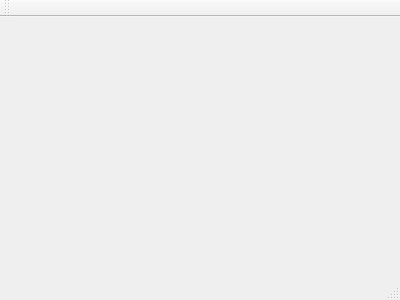
The window that lab1/done/done/mainwindow.ui (Ermako27/oop) describes before a commit, drawn with Qt 5.
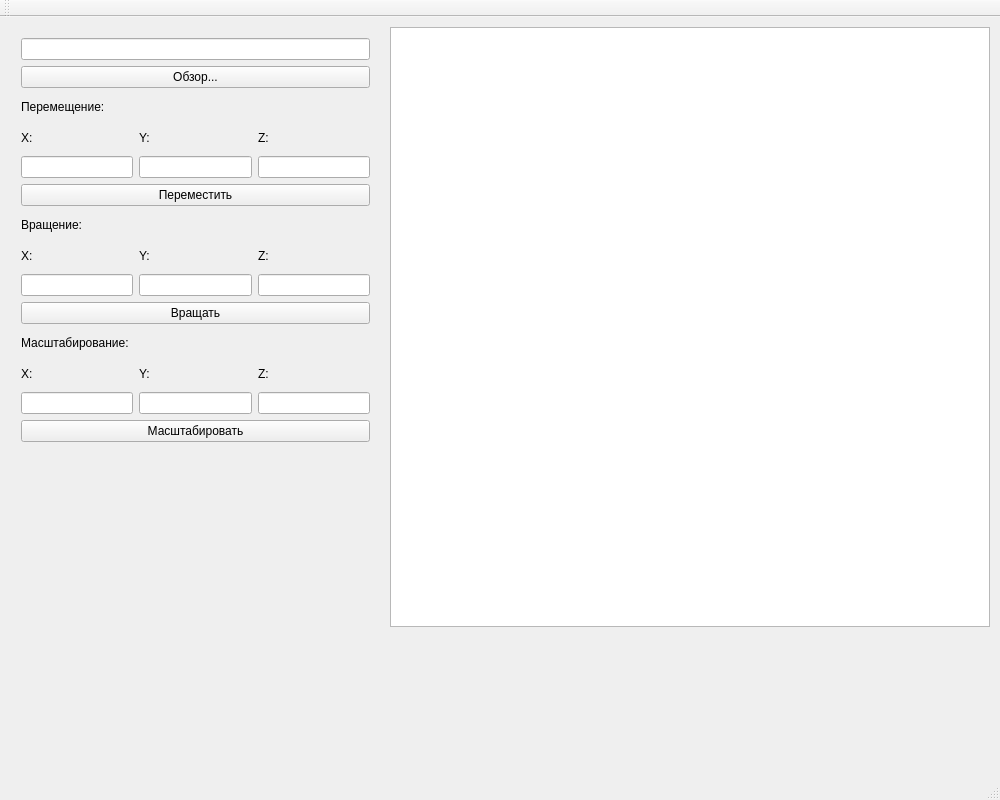
The same window after the commit.

The edit to the form file:
```diff
--- a/lab1/done/done/mainwindow.ui
+++ b/lab1/done/done/mainwindow.ui
@@ -1,24 +1,232 @@
 <ui version="4.0">
  <class>MainWindow</class>
- <widget class="QMainWindow" name="MainWindow" >
-  <property name="geometry" >
+ <widget class="QMainWindow" name="MainWindow">
+  <property name="geometry">
    <rect>
     <x>0</x>
     <y>0</y>
-    <width>400</width>
-    <height>300</height>
+    <width>1000</width>
+    <height>800</height>
    </rect>
   </property>
-  <property name="windowTitle" >
+  <property name="minimumSize">
+   <size>
+    <width>1000</width>
+    <height>800</height>
+   </size>
+  </property>
+  <property name="windowTitle">
    <string>MainWindow</string>
   </property>
-  <widget class="QMenuBar" name="menuBar" />
-  <widget class="QToolBar" name="mainToolBar" />
-  <widget class="QWidget" name="centralWidget" />
-  <widget class="QStatusBar" name="statusBar" />
+  <widget class="QWidget" name="centralWidget">
+   <widget class="QGraphicsView" name="graphicsView">
+    <property name="geometry">
+     <rect>
+      <x>390</x>
+      <y>10</y>
+      <width>600</width>
+      <height>600</height>
+     </rect>
+    </property>
+    <property name="minimumSize">
+     <size>
+      <width>600</width>
+      <height>600</height>
+     </size>
+    </property>
+   </widget>
+   <widget class="QWidget" name="gridLayoutWidget_4">
+    <property name="geometry">
+     <rect>
+      <x>10</x>
+      <y>10</y>
+      <width>371</width>
+      <height>426</height>
+     </rect>
+    </property>
+    <layout class="QGridLayout" name="gridLayout_4">
+     <item row="4" column="0">
+      <layout class="QGridLayout" name="gridLayout_5">
+       <item row="1" column="2">
+        <widget class="QLabel" name="label_9">
+         <property name="text">
+          <string>Y:</string>
+         </property>
+        </widget>
+       </item>
+       <item row="2" column="2">
+        <widget class="QLineEdit" name="lineEdit_8"/>
+       </item>
+       <item row="1" column="3">
+        <widget class="QLabel" name="label_10">
+         <property name="text">
+          <string>Z:</string>
+         </property>
+        </widget>
+       </item>
+       <item row="2" column="1">
+        <widget class="QLineEdit" name="lineEdit_9"/>
+       </item>
+       <item row="1" column="1">
+        <widget class="QLabel" name="label_11">
+         <property name="text">
+          <string>X:</string>
+         </property>
+        </widget>
+       </item>
+       <item row="0" column="1">
+        <widget class="QLabel" name="label_12">
+         <property name="text">
+          <string>Масштабирование:</string>
+         </property>
+        </widget>
+       </item>
+       <item row="2" column="3">
+        <widget class="QLineEdit" name="lineEdit_10"/>
+       </item>
+       <item row="3" column="1" colspan="3">
+        <widget class="QPushButton" name="pushButton_4">
+         <property name="text">
+          <string>Масштабировать</string>
+         </property>
+        </widget>
+       </item>
+      </layout>
+     </item>
+     <item row="3" column="0">
+      <layout class="QGridLayout" name="gridLayout_3">
+       <item row="1" column="2">
+        <widget class="QLabel" name="label_5">
+         <property name="text">
+          <string>Y:</string>
+         </property>
+        </widget>
+       </item>
+       <item row="2" column="2">
+        <widget class="QLineEdit" name="lineEdit_5"/>
+       </item>
+       <item row="1" column="3">
+        <widget class="QLabel" name="label_6">
+         <property name="text">
+          <string>Z:</string>
+         </property>
+        </widget>
+       </item>
+       <item row="2" column="1">
+        <widget class="QLineEdit" name="lineEdit_6"/>
+       </item>
+       <item row="1" column="1">
+        <widget class="QLabel" name="label_7">
+         <property name="text">
+          <string>X:</string>
+         </property>
+        </widget>
+       </item>
+       <item row="0" column="1">
+        <widget class="QLabel" name="label_8">
+         <property name="text">
+          <string>Вращение:</string>
+         </property>
+        </widget>
+       </item>
+       <item row="2" column="3">
+        <widget class="QLineEdit" name="lineEdit_7"/>
+       </item>
+       <item row="3" column="1" colspan="3">
+        <widget class="QPushButton" name="pushButton_3">
+         <property name="text">
+          <string>Вращать</string>
+         </property>
+        </widget>
+       </item>
+      </layout>
+     </item>
+     <item row="2" column="0">
+      <layout class="QGridLayout" name="gridLayout_2">
+       <item row="1" column="2">
+        <widget class="QLabel" name="label_3">
+         <property name="text">
+          <string>Y:</string>
+         </property>
+        </widget>
+       </item>
+       <item row="2" column="2">
+        <widget class="QLineEdit" name="lineEdit_3"/>
+       </item>
+       <item row="1" column="3">
+        <widget class="QLabel" name="label_4">
+         <property name="text">
+          <string>Z:</string>
+         </property>
+        </widget>
+       </item>
+       <item row="2" column="1">
+        <widget class="QLineEdit" name="lineEdit_2"/>
+       </item>
+       <item row="1" column="1">
+        <widget class="QLabel" name="label_2">
+         <property name="text">
+          <string>X:</string>
+         </property>
+        </widget>
+       </item>
+       <item row="0" column="1">
+        <widget class="QLabel" name="label">
+         <property name="text">
+          <string>Перемещение:</string>
+         </property>
+        </widget>
+       </item>
+       <item row="2" column="3">
+        <widget class="QLineEdit" name="lineEdit_4"/>
+       </item>
+       <item row="3" column="1" colspan="3">
+        <widget class="QPushButton" name="pushButton_2">
+         <property name="text">
+          <string>Переместить</string>
+         </property>
+        </widget>
+       </item>
+      </layout>
+     </item>
+     <item row="1" column="0">
+      <layout class="QGridLayout" name="gridLayout">
+       <item row="0" column="0">
+        <widget class="QLineEdit" name="lineEdit"/>
+       </item>
+       <item row="1" column="0">
+        <widget class="QPushButton" name="pushButton">
+         <property name="text">
+          <string>Обзор...</string>
+         </property>
+        </widget>
+       </item>
+      </layout>
+     </item>
+    </layout>
+   </widget>
+  </widget>
+  <widget class="QMenuBar" name="menuBar">
+   <property name="geometry">
+    <rect>
+     <x>0</x>
+     <y>0</y>
+     <width>1000</width>
+     <height>22</height>
+    </rect>
+   </property>
+  </widget>
+  <widget class="QToolBar" name="mainToolBar">
+   <attribute name="toolBarArea">
+    <enum>TopToolBarArea</enum>
+   </attribute>
+   <attribute name="toolBarBreak">
+    <bool>false</bool>
+   </attribute>
+  </widget>
+  <widget class="QStatusBar" name="statusBar"/>
  </widget>
- <layoutDefault spacing="6" margin="11" />
- <pixmapfunction></pixmapfunction>
+ <layoutdefault spacing="6" margin="11"/>
  <resources/>
  <connections/>
 </ui>
```
Left out of the diff: 1 changed line with no effect on the pictures.
